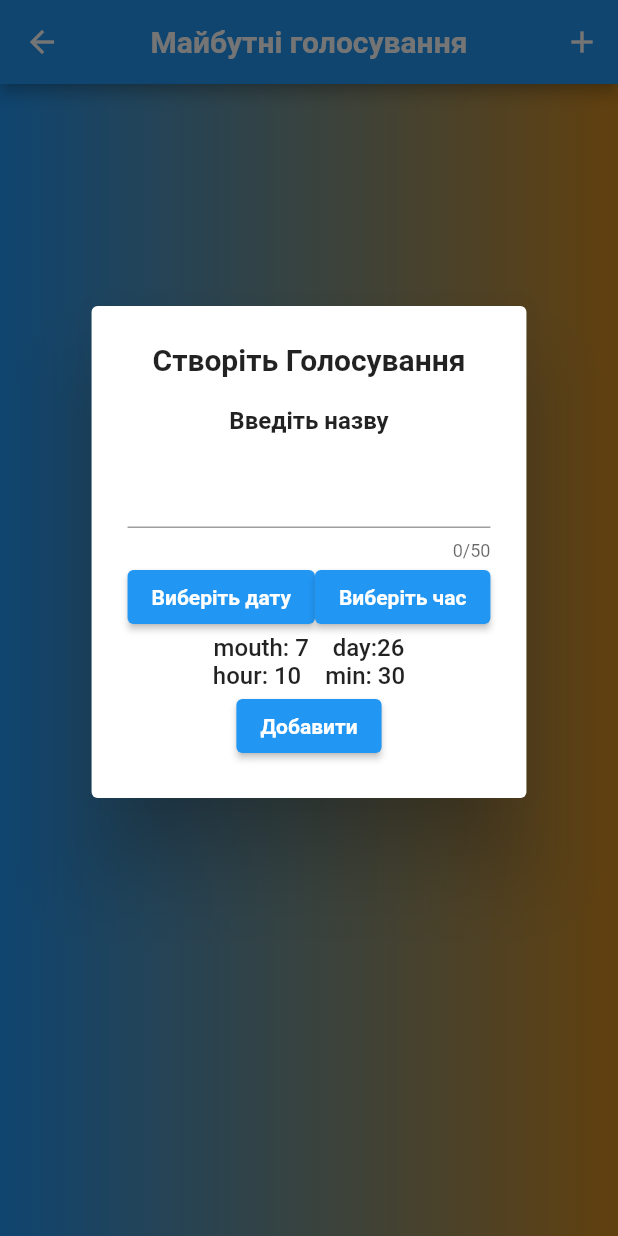
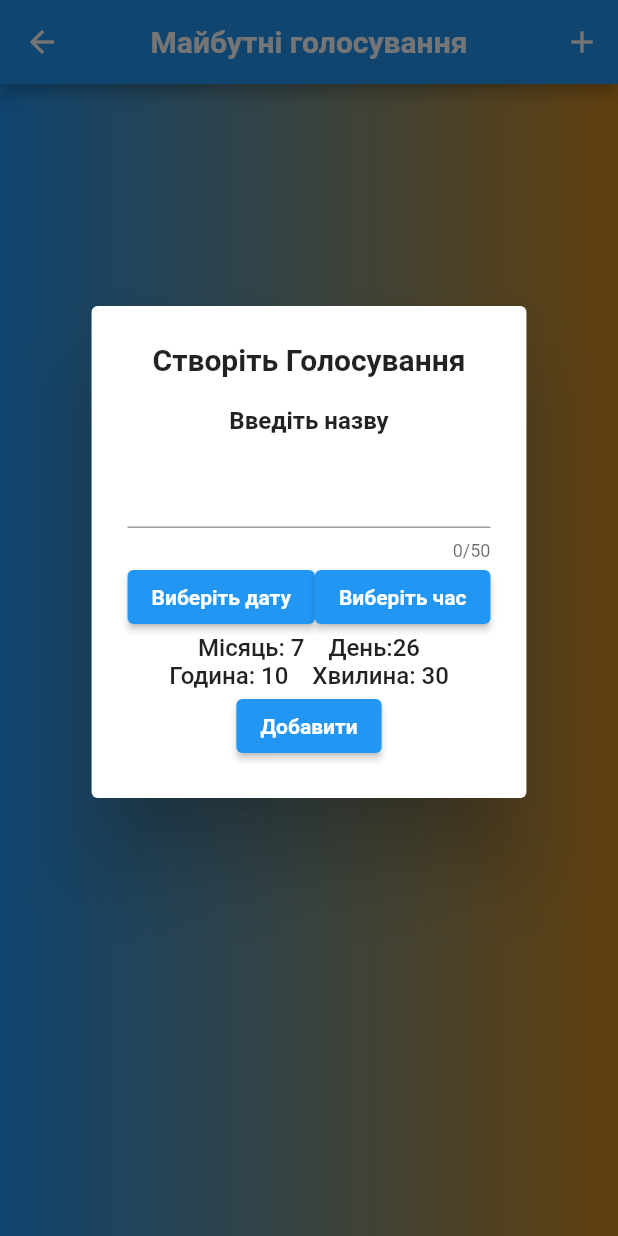
Before and after one commit to Richaa2/rada-poll, a Flutter app: the AddPollScreen screen opened by its route, after a tap on the "add" icon, on a phone screen of 412 x 824 dp. Run offline on Flutter 3.47's test engine with Material 2 defaults, Android fonts, the phone set to English and light mode, and no system bars; our stand-ins replace audioplayers, cloud_firestore, firebase_auth, firebase_core, modal_progress_hud_nsn; accounts and stored records are empty.

Commit message:
fix select currect and fix archive and fix future poll

```diff
--- a/lib/add_poll.dart
+++ b/lib/add_poll.dart
@@ -22,7 +22,10 @@ class AddPollScreen extends StatelessWidget {
         builder: (context, snapshot) {
           return Consumer<PollData>(builder: (context, pollData, child) {
             if (snapshot.hasData) {
-              var polls = pollData.polls;
+              var polls = pollData.polls
+                ..sort(
+                  (a, b) => b.startTimestamp.compareTo(a.startTimestamp),
+                );
               var pollsFire = snapshot.data!.docs;
 
               // final pollLast = snapshot.data!.docs.last;
@@ -50,12 +53,11 @@ class AddPollScreen extends StatelessWidget {
                 }
               }
 
-
-              var pollVotedNo = polls.reversed.where((element) =>
+              var pollVotedNo = polls.where((element) =>
                   element.votedOrNo == false &&
-                  element.startTimestamp.toDate().day >= DateTime.now().day);
-
-
+                  // element.startTimestamp.toDate().day >= DateTime.now().day &&
+                  element.startTimestamp.seconds >=
+                      Timestamp.now().seconds - 100);
 
               if (polls.length != pollsFire) {
                 polls.clear();
@@ -93,7 +95,7 @@ class AddPollScreen extends StatelessWidget {
                   ],
                   title: const Text(
                     'Майбутні голосування',
-                    style:  TextStyle(fontWeight: FontWeight.w600),
+                    style: TextStyle(fontWeight: FontWeight.w600),
                   ),
                   centerTitle: true,
                 ),
@@ -105,7 +107,6 @@ class AddPollScreen extends StatelessWidget {
                   ),
                   child: Column(
                     children: [
-
                       Expanded(
                         child: ListView.builder(
                           itemCount: pollVotedNo.length,
@@ -113,9 +114,8 @@ class AddPollScreen extends StatelessWidget {
                             if (snapshot.hasData) {
                               if (pollVotedNo.elementAt(index).startMinute <
                                   10) {
-                                minute = '0${pollVotedNo
-                                        .elementAt(index)
-                                        .startMinute}';
+                                minute =
+                                    '0${pollVotedNo.elementAt(index).startMinute}';
                               } else {
                                 minute = pollVotedNo
                                     .elementAt(index)
@@ -139,9 +139,7 @@ class AddPollScreen extends StatelessWidget {
                                       subtitle: Row(
                                         children: [
                                           Text(
-                                            'час початку  ${pollVotedNo
-                                                    .elementAt(index)
-                                                    .startTime}:$minute',
+                                            'час початку  ${pollVotedNo.elementAt(index).startTime}:$minute',
 
                                             style: TextStyle(
                                                 color: Colors.indigo[500],
@@ -153,15 +151,7 @@ class AddPollScreen extends StatelessWidget {
                                             flex: 1,
                                           ),
                                           Text(
-                                            ' число  ${pollVotedNo
-                                                    .elementAt(index)
-                                                    .startTimestamp
-                                                    .toDate()
-                                                    .month}.${pollVotedNo
-                                                    .elementAt(index)
-                                                    .startTimestamp
-                                                    .toDate()
-                                                    .day}',
+                                            ' число  ${pollVotedNo.elementAt(index).startTimestamp.toDate().month}.${pollVotedNo.elementAt(index).startTimestamp.toDate().day}',
                                             style: const TextStyle(
                                                 fontSize: 15,
                                                 fontWeight: FontWeight.w600),
--- a/lib/dialog_for_add.dart
+++ b/lib/dialog_for_add.dart
@@ -85,11 +85,11 @@ class _DialogForAddState extends State<DialogForAdd> {
                 ],
               ),
               Text(
-                "mouth: ${dateTime.month}    day:${dateTime.day}",
+                "Місяць: ${dateTime.month}    День:${dateTime.day}",
                 style: const TextStyle(fontWeight: FontWeight.w500),
               ),
               Text(
-                "hour: ${Time.hour.toString()}    min: ${Time.minute.toString()}",
+                "Година: ${Time.hour.toString()}    Хвилина: ${Time.minute.toString()}",
                 style: const TextStyle(fontWeight: FontWeight.w500),
               ),
               ElevatedButton(
@@ -103,10 +103,16 @@ class _DialogForAddState extends State<DialogForAdd> {
                       // endDate: pollData.selectedTime.millisecondsSinceEpoch,
                       // endTime: pollData.selectedTime2.hour,
                       // startDate: dateTime.millisecondsSinceEpoch,
+
                       startTime: Time.hour,
                       startMinute: Time.minute,
                       votedOrNo: false,
-                      startTimestamp: Timestamp.fromDate(dateTime),
+                      startTimestamp: Timestamp.fromDate(DateTime(
+                          dateTime.year,
+                          dateTime.month,
+                          dateTime.day,
+                          Time.hour,
+                          Time.minute)),
                     ));
 
                     // Navigator.popAndPushNamed(context, '/SelectPoll');
@@ -133,6 +139,7 @@ class _DialogForAddState extends State<DialogForAdd> {
     if (pickedDate != null && pickedDate != dateTime) {
       setState(() {
         dateTime = pickedDate;
+        print(dateTime);
       });
     }
   }
@@ -146,6 +153,7 @@ class _DialogForAddState extends State<DialogForAdd> {
     if (timeOfDay != null && timeOfDay != Time) {
       setState(() {
         Time = timeOfDay;
+        print(Time);
       });
     }
   }
```
Also changed, not shown: lib/archive.dart (+12 -32 lines), lib/main_page.dart (+21 -3 lines), lib/poll_screen.dart (+5 -8 lines), lib/select_poll.dart (+44 -29 lines).
